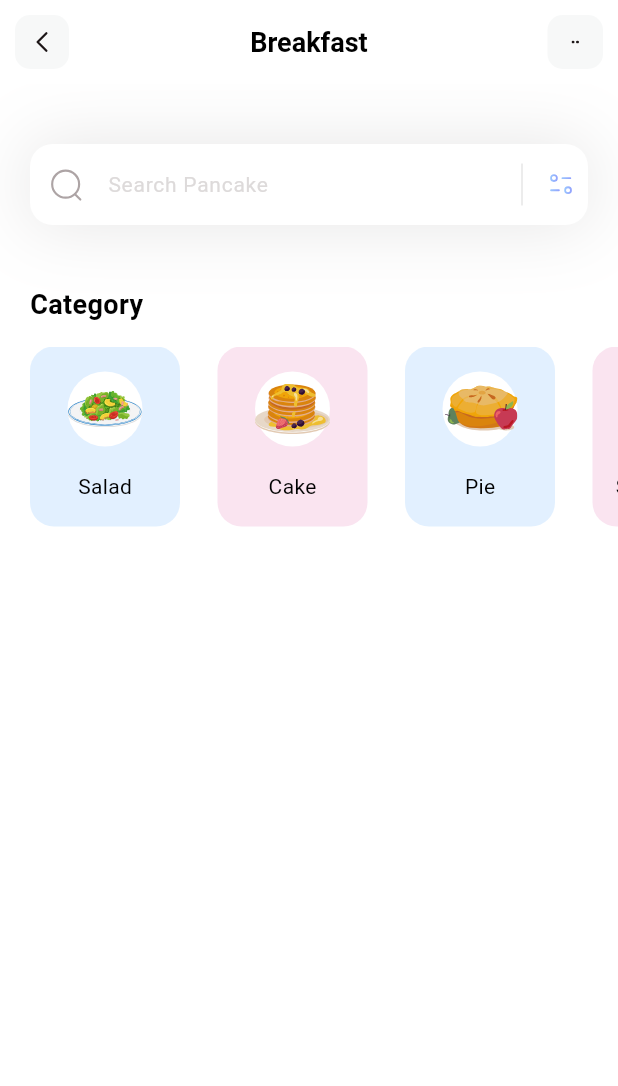
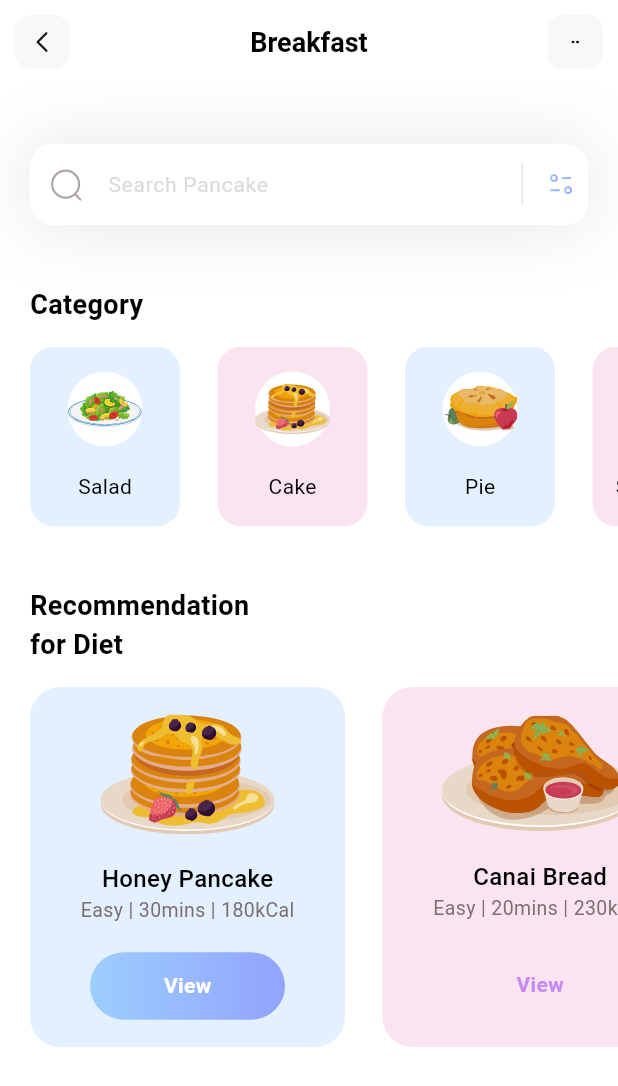
Before and after one commit to TanKhoa1709/fitness-app, a Flutter app: the screen it shows after launch, on a phone screen of 412 x 824 dp. Shown: the top 1086 px of the screen. Run offline on Flutter 3.47's test engine with Material 3 defaults, Android fonts, the phone set to English and light mode, and no system bars; our stand-ins replace flutter_svg.

Commit message:
add diet section

```diff
--- /dev/null
+++ b/lib/models/diet_model.dart
@@ -0,0 +1,44 @@
+import 'package:flutter/material.dart';
+
+class DietModel {
+  String name;
+  String iconPath;
+  String level;
+  String duration;
+  String calorie;
+  Color boxColor;
+  bool viewIsSelected;
+
+  DietModel(
+      {required this.name,
+      required this.iconPath,
+      required this.level,
+      required this.duration,
+      required this.calorie,
+      required this.boxColor,
+      required this.viewIsSelected});
+
+  static List<DietModel> getDiets() {
+    List<DietModel> diets = [];
+
+    diets.add(DietModel(
+        name: 'Honey Pancake',
+        iconPath: 'assets/icons/honey-pancakes.svg',
+        level: 'Easy',
+        duration: '30mins',
+        calorie: '180kCal',
+        viewIsSelected: true,
+        boxColor: Color(0xff9DCEFF)));
+
+    diets.add(DietModel(
+        name: 'Canai Bread',
+        iconPath: 'assets/icons/canai-bread.svg',
+        level: 'Easy',
+        duration: '20mins',
+        calorie: '230kCal',
+        viewIsSelected: false,
+        boxColor: Color(0xffEEA4CE)));
+
+    return diets;
+  }
+}
--- a/lib/pages/home.dart
+++ b/lib/pages/home.dart
@@ -1,6 +1,8 @@
 import 'package:fitness/models/category_model.dart';
 import 'package:flutter/material.dart';
 import 'package:flutter_svg/flutter_svg.dart';
+
+import '../models/diet_model.dart';
 
 class HomePage extends StatefulWidget {
   const HomePage({super.key});
@@ -11,14 +13,16 @@ class HomePage extends StatefulWidget {
 
 class _HomePageState extends State<HomePage> {
   List<CategoryModel> categories = [];
+  List<DietModel> diets = [];
 
-  void _getCategories() {
+  void _getInitialInfo() {
     categories = CategoryModel.getCategories();
+    diets = DietModel.getDiets();
   }
 
   @override
   Widget build(BuildContext context) {
-    _getCategories();
+    _getInitialInfo();
     return Scaffold(
       appBar: appBar(),
       backgroundColor: Colors.white,
@@ -28,8 +32,103 @@ class _HomePageState extends State<HomePage> {
           _searchField(),
           SizedBox(height: 40),
           _categoriesSection(),
+          SizedBox(height: 40),
+          _dietSection(),
         ],
       ),
+    );
+  }
+
+  Column _dietSection() {
+    return Column(
+      crossAxisAlignment: CrossAxisAlignment.start,
+      children: [
+        Padding(
+          padding: const EdgeInsets.only(left: 20),
+          child: Text(
+            'Recommendation\nfor Diet',
+            style: TextStyle(
+              color: Colors.black,
+              fontSize: 18,
+              fontWeight: FontWeight.w600,
+            ),
+          ),
+        ),
+        SizedBox(height: 15),
+        SizedBox(
+          height: 240,
+          child: ListView.separated(
+            itemCount: diets.length,
+            scrollDirection: Axis.horizontal,
+            padding: EdgeInsets.only(left: 20, right: 20),
+            separatorBuilder: (context, index) => SizedBox(width: 25),
+            itemBuilder: (context, index) {
+              return Container(
+                width: 210,
+                decoration: BoxDecoration(
+                  color: diets[index].boxColor.withValues(alpha: 0.3),
+                  borderRadius: BorderRadius.circular(20),
+                ),
+                child: Column(
+                  mainAxisAlignment: MainAxisAlignment.spaceEvenly,
+                  children: [
+                    SvgPicture.asset(diets[index].iconPath),
+                    Column(
+                      children: [
+                        Text(
+                          diets[index].name,
+                          style: TextStyle(
+                            fontWeight: FontWeight.w500,
+                            fontSize: 16,
+                            color: Colors.black,
+                          ),
+                        ),
+                        Text(
+                          '${diets[index].level} | ${diets[index].duration} | ${diets[index].calorie}',
+                          style: TextStyle(
+                            fontWeight: FontWeight.w400,
+                            fontSize: 13,
+                            color: Color(0xff7B6F72),
+                          ),
+                        ),
+                      ],
+                    ),
+                    Container(
+                      height: 45,
+                      width: 130,
+                      decoration: BoxDecoration(
+                        gradient: LinearGradient(
+                          colors: [
+                            diets[index].viewIsSelected
+                                ? Color(0xff9DCEFF)
+                                : Colors.transparent,
+                            diets[index].viewIsSelected
+                                ? Color(0xff92A3FD)
+                                : Colors.transparent,
+                          ],
+                        ),
+                        borderRadius: BorderRadius.circular(50),
+                      ),
+                      child: Center(
+                        child: Text(
+                          'View',
+                          style: TextStyle(
+                            color: diets[index].viewIsSelected
+                                ? Colors.white
+                                : Color(0xffC58BF2),
+                            fontSize: 14,
+                            fontWeight: FontWeight.w600,
+                          ),
+                        ),
+                      ),
+                    ),
+                  ],
+                ),
+              );
+            },
+          ),
+        ),
+      ],
     );
   }
 
```
Also changed, not shown: assets/icons/canai-bread.svg (added), assets/icons/honey-pancakes.svg (added).
